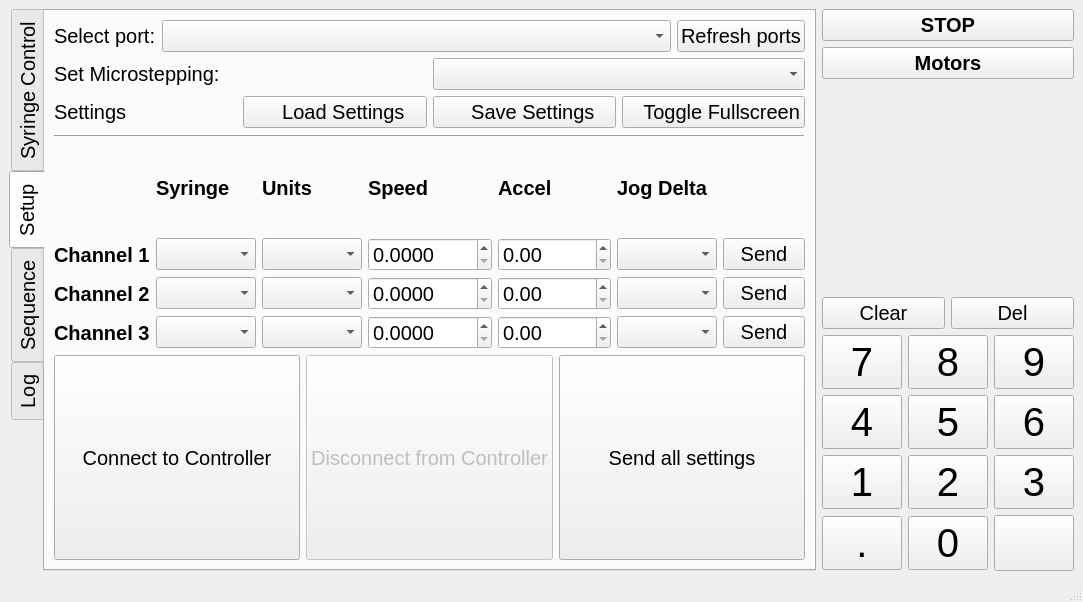
First picture: the form in SOFTWARE/poseidon_controller_gui.ui, repository finnock/poseidon, before the edit.
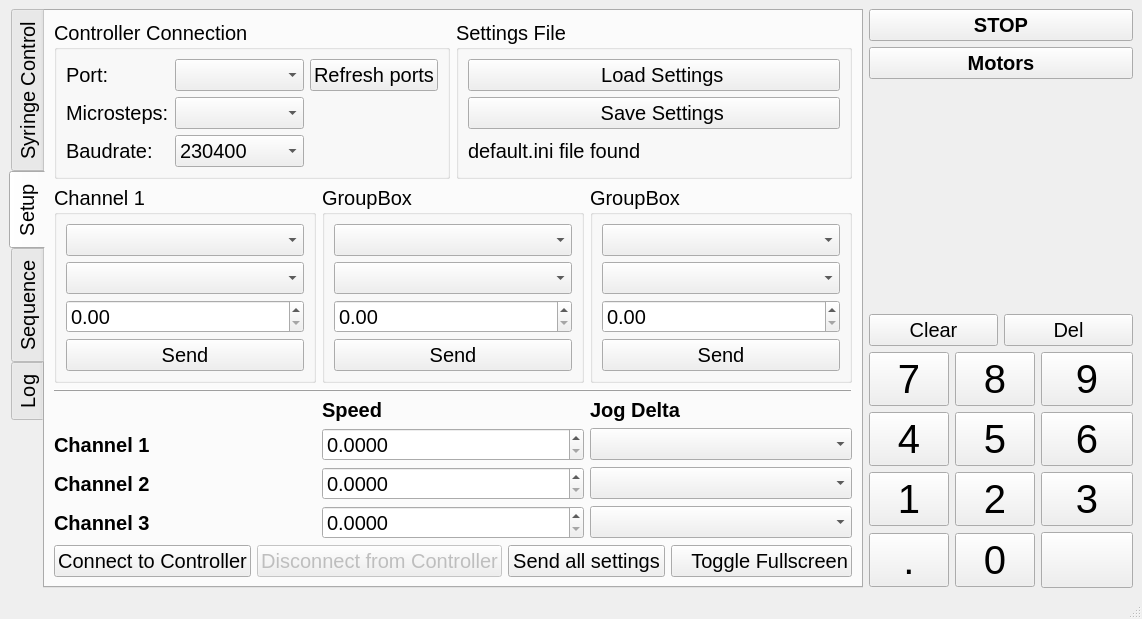
Second picture: the form after the edit. Icons and pictures are not drawn.

Patch:
```diff
--- a/SOFTWARE/poseidon_controller_gui.ui
+++ b/SOFTWARE/poseidon_controller_gui.ui
@@ -6,8 +6,8 @@
    <rect>
     <x>0</x>
     <y>0</y>
-    <width>1053</width>
-    <height>591</height>
+    <width>1142</width>
+    <height>605</height>
    </rect>
   </property>
   <property name="windowTitle">
@@ -852,105 +852,214 @@
         <item>
          <layout class="QHBoxLayout" name="horizontalLayout_2">
           <item>
-           <widget class="QLabel" name="label_7">
-            <property name="sizePolicy">
-             <sizepolicy hsizetype="Maximum" vsizetype="Preferred">
-              <horstretch>0</horstretch>
-              <verstretch>0</verstretch>
-             </sizepolicy>
+           <widget class="QGroupBox" name="groupBox">
+            <property name="title">
+             <string>Controller Connection</string>
             </property>
-            <property name="font">
-             <font>
-              <pointsize>15</pointsize>
-             </font>
-            </property>
-            <property name="text">
-             <string>Select port:</string>
-            </property>
+            <layout class="QHBoxLayout" name="horizontalLayout_24">
+             <item>
+              <layout class="QGridLayout" name="gridLayout_4">
+               <item row="0" column="2">
+                <widget class="QPushButton" name="refresh_ports_BTN">
+                 <property name="sizePolicy">
+                  <sizepolicy hsizetype="Maximum" vsizetype="Fixed">
+                   <horstretch>0</horstretch>
+                   <verstretch>0</verstretch>
+                  </sizepolicy>
+                 </property>
+                 <property name="text">
+                  <string>Refresh ports</string>
+                 </property>
+                </widget>
+               </item>
+               <item row="1" column="1">
+                <widget class="QComboBox" name="microstepping_DROPDOWN"/>
+               </item>
+               <item row="1" column="0">
+                <widget class="QLabel" name="label_5">
+                 <property name="font">
+                  <font>
+                   <pointsize>15</pointsize>
+                  </font>
+                 </property>
+                 <property name="text">
+                  <string>Microsteps:</string>
+                 </property>
+                </widget>
+               </item>
+               <item row="0" column="0">
+                <widget class="QLabel" name="label_7">
+                 <property name="sizePolicy">
+                  <sizepolicy hsizetype="Maximum" vsizetype="Preferred">
+                   <horstretch>0</horstretch>
+                   <verstretch>0</verstretch>
+                  </sizepolicy>
+                 </property>
+                 <property name="font">
+                  <font>
+                   <pointsize>15</pointsize>
+                  </font>
+                 </property>
+                 <property name="text">
+                  <string>Port:</string>
+                 </property>
+                </widget>
+               </item>
+               <item row="0" column="1">
+                <widget class="QComboBox" name="port_DROPDOWN"/>
+               </item>
+               <item row="2" column="0">
+                <widget class="QLabel" name="label_8">
+                 <property name="text">
+                  <string>Baudrate:</string>
+                 </property>
+                </widget>
+               </item>
+               <item row="2" column="1">
+                <widget class="QComboBox" name="comboBox">
+                 <item>
+                  <property name="text">
+                   <string>230400</string>
+                  </property>
+                 </item>
+                </widget>
+               </item>
+              </layout>
+             </item>
+            </layout>
            </widget>
           </item>
           <item>
-           <widget class="QComboBox" name="port_DROPDOWN"/>
-          </item>
-          <item>
-           <widget class="QPushButton" name="refresh_ports_BTN">
-            <property name="sizePolicy">
-             <sizepolicy hsizetype="Maximum" vsizetype="Fixed">
-              <horstretch>0</horstretch>
-              <verstretch>0</verstretch>
-             </sizepolicy>
+           <widget class="QGroupBox" name="groupBox_2">
+            <property name="title">
+             <string>Settings File</string>
             </property>
-            <property name="text">
-             <string>Refresh ports</string>
-            </property>
+            <layout class="QHBoxLayout" name="horizontalLayout_17">
+             <item>
+              <layout class="QGridLayout" name="gridLayout_5">
+               <item row="0" column="0">
+                <widget class="QPushButton" name="load_settings_BTN_2">
+                 <property name="text">
+                  <string>   Load Settings</string>
+                 </property>
+                 <property name="icon">
+                  <iconset>
+                   <normaloff>icons/disc white.png</normaloff>icons/disc white.png</iconset>
+                 </property>
+                </widget>
+               </item>
+               <item row="1" column="0">
+                <widget class="QPushButton" name="save_settings_BTN_2">
+                 <property name="text">
+                  <string>   Save Settings</string>
+                 </property>
+                 <property name="icon">
+                  <iconset>
+                   <normaloff>icons/disc black.png</normaloff>icons/disc black.png</iconset>
+                 </property>
+                </widget>
+               </item>
+               <item row="2" column="0">
+                <widget class="QLabel" name="label_6">
+                 <property name="text">
+                  <string>default.ini file found</string>
+                 </property>
+                </widget>
+               </item>
+              </layout>
+             </item>
+            </layout>
            </widget>
           </item>
          </layout>
         </item>
         <item>
-         <layout class="QHBoxLayout" name="horizontalLayout_17">
+         <layout class="QHBoxLayout" name="horizontalLayout_27">
           <item>
-           <widget class="QLabel" name="label_5">
-            <property name="font">
-             <font>
-              <pointsize>15</pointsize>
-             </font>
+           <widget class="QGroupBox" name="groupBox_6">
+            <property name="title">
+             <string>Channel 1</string>
             </property>
-            <property name="text">
-             <string>Set Microstepping:</string>
-            </property>
+            <layout class="QVBoxLayout" name="verticalLayout_6">
+             <item>
+              <widget class="QComboBox" name="p1_syringe_DROPDOWN"/>
+             </item>
+             <item>
+              <widget class="QComboBox" name="p1_units_DROPDOWN"/>
+             </item>
+             <item>
+              <widget class="QDoubleSpinBox" name="p1_accel_INPUT">
+               <property name="maximum">
+                <double>99999.990000000005239</double>
+               </property>
+              </widget>
+             </item>
+             <item>
+              <widget class="QPushButton" name="p1_setup_send_BTN">
+               <property name="text">
+                <string>Send</string>
+               </property>
+              </widget>
+             </item>
+            </layout>
            </widget>
           </item>
           <item>
-           <widget class="QComboBox" name="microstepping_DROPDOWN"/>
-          </item>
-         </layout>
-        </item>
-        <item>
-         <layout class="QHBoxLayout" name="horizontalLayout_5">
-          <item>
-           <widget class="QLabel" name="label_6">
-            <property name="font">
-             <font>
-              <pointsize>15</pointsize>
-             </font>
+           <widget class="QGroupBox" name="groupBox_8">
+            <property name="title">
+             <string>GroupBox</string>
             </property>
-            <property name="text">
-             <string>Settings</string>
-            </property>
+            <layout class="QVBoxLayout" name="verticalLayout_7">
+             <item>
+              <widget class="QComboBox" name="p2_syringe_DROPDOWN"/>
+             </item>
+             <item>
+              <widget class="QComboBox" name="p2_units_DROPDOWN"/>
+             </item>
+             <item>
+              <widget class="QDoubleSpinBox" name="p2_accel_INPUT">
+               <property name="maximum">
+                <double>99999.990000000005239</double>
+               </property>
+              </widget>
+             </item>
+             <item>
+              <widget class="QPushButton" name="p2_setup_send_BTN">
+               <property name="text">
+                <string>Send</string>
+               </property>
+              </widget>
+             </item>
+            </layout>
            </widget>
           </item>
           <item>
-           <widget class="QPushButton" name="load_settings_BTN_2">
-            <property name="text">
-             <string>   Load Settings</string>
+           <widget class="QGroupBox" name="groupBox_7">
+            <property name="title">
+             <string>GroupBox</string>
             </property>
-            <property name="icon">
-             <iconset>
-              <normaloff>icons/disc white.png</normaloff>icons/disc white.png</iconset>
-            </property>
-           </widget>
-          </item>
-          <item>
-           <widget class="QPushButton" name="save_settings_BTN_2">
-            <property name="text">
-             <string>   Save Settings</string>
-            </property>
-            <property name="icon">
-             <iconset>
-              <normaloff>icons/disc black.png</normaloff>icons/disc black.png</iconset>
-            </property>
-           </widget>
-          </item>
-          <item>
-           <widget class="QPushButton" name="toggle_fullscreen_BTN">
-            <property name="text">
-             <string>   Toggle Fullscreen</string>
-            </property>
-            <property name="icon">
-             <iconset>
-              <normaloff>icons/fullscreen.png</normaloff>icons/fullscreen.png</iconset>
-            </property>
+            <layout class="QVBoxLayout" name="verticalLayout_8">
+             <item>
+              <widget class="QComboBox" name="p3_syringe_DROPDOWN"/>
+             </item>
+             <item>
+              <widget class="QComboBox" name="p3_units_DROPDOWN"/>
+             </item>
+             <item>
+              <widget class="QDoubleSpinBox" name="p3_accel_INPUT">
+               <property name="maximum">
+                <double>99999.990000000005239</double>
+               </property>
+              </widget>
+             </item>
+             <item>
+              <widget class="QPushButton" name="p3_setup_send_BTN">
+               <property name="text">
+                <string>Send</string>
+               </property>
+              </widget>
+             </item>
+            </layout>
            </widget>
           </item>
          </layout>
@@ -969,33 +1078,6 @@
          <layout class="QVBoxLayout" name="verticalLayout_13">
           <item>
            <layout class="QGridLayout" name="gridLayout">
-            <item row="3" column="2">
-             <widget class="QComboBox" name="p3_units_DROPDOWN"/>
-            </item>
-            <item row="2" column="2">
-             <widget class="QComboBox" name="p2_units_DROPDOWN"/>
-            </item>
-            <item row="2" column="4">
-             <widget class="QDoubleSpinBox" name="p2_accel_INPUT">
-              <property name="maximum">
-               <double>99999.990000000005239</double>
-              </property>
-             </widget>
-            </item>
-            <item row="0" column="4">
-             <widget class="QLabel" name="label_19">
-              <property name="font">
-               <font>
-                <pointsize>15</pointsize>
-                <weight>75</weight>
-                <bold>true</bold>
-               </font>
-              </property>
-              <property name="text">
-               <string>Accel</string>
-              </property>
-             </widget>
-            </item>
             <item row="1" column="3">
              <widget class="QDoubleSpinBox" name="p1_speed_INPUT">
               <property name="decimals">
@@ -1006,86 +1088,11 @@
               </property>
              </widget>
             </item>
-            <item row="2" column="1">
-             <widget class="QComboBox" name="p2_syringe_DROPDOWN"/>
+            <item row="3" column="5">
+             <widget class="QComboBox" name="p3_setup_jog_delta_INPUT"/>
             </item>
-            <item row="2" column="3">
-             <widget class="QDoubleSpinBox" name="p2_speed_INPUT">
-              <property name="decimals">
-               <number>4</number>
-              </property>
-              <property name="maximum">
-               <double>9999.998999999999796</double>
-              </property>
-             </widget>
-            </item>
-            <item row="1" column="4">
-             <widget class="QDoubleSpinBox" name="p1_accel_INPUT">
-              <property name="maximum">
-               <double>99999.990000000005239</double>
-              </property>
-             </widget>
-            </item>
-            <item row="3" column="1">
-             <widget class="QComboBox" name="p3_syringe_DROPDOWN"/>
-            </item>
-            <item row="3" column="3">
-             <widget class="QDoubleSpinBox" name="p3_speed_INPUT">
-              <property name="decimals">
-               <number>4</number>
-              </property>
-              <property name="maximum">
-               <double>9999.998999999999796</double>
-              </property>
-             </widget>
-            </item>
-            <item row="1" column="2">
-             <widget class="QComboBox" name="p1_units_DROPDOWN"/>
-            </item>
-            <item row="1" column="1">
-             <widget class="QComboBox" name="p1_syringe_DROPDOWN"/>
-            </item>
-            <item row="0" column="1">
-             <widget class="QLabel" name="label_16">
-              <property name="font">
-               <font>
-                <pointsize>15</pointsize>
-                <weight>75</weight>
-                <bold>true</bold>
-               </font>
-              </property>
-              <property name="text">
-               <string>Syringe</string>
-              </property>
-             </widget>
-            </item>
-            <item row="0" column="5">
-             <widget class="QLabel" name="label_20">
-              <property name="font">
-               <font>
-                <pointsize>15</pointsize>
-                <weight>75</weight>
-                <bold>true</bold>
-               </font>
-              </property>
-              <property name="text">
-               <string>Jog Delta</string>
-              </property>
-             </widget>
-            </item>
-            <item row="1" column="0">
-             <widget class="QLabel" name="label_2">
-              <property name="font">
-               <font>
-                <pointsize>15</pointsize>
-                <weight>75</weight>
-                <bold>true</bold>
-               </font>
-              </property>
-              <property name="text">
-               <string>Channel 1</string>
-              </property>
-             </widget>
+            <item row="2" column="5">
+             <widget class="QComboBox" name="p2_setup_jog_delta_INPUT"/>
             </item>
             <item row="2" column="0">
              <widget class="QLabel" name="label_3">
@@ -1115,26 +1122,8 @@
               </property>
              </widget>
             </item>
-            <item row="0" column="2">
-             <widget class="QLabel" name="label_17">
-              <property name="font">
-               <font>
-                <pointsize>15</pointsize>
-                <weight>75</weight>
-                <bold>true</bold>
-               </font>
-              </property>
-              <property name="text">
-               <string>Units</string>
-              </property>
-             </widget>
-            </item>
-            <item row="3" column="4">
-             <widget class="QDoubleSpinBox" name="p3_accel_INPUT">
-              <property name="maximum">
-               <double>99999.990000000005239</double>
-              </property>
-             </widget>
+            <item row="1" column="5">
+             <widget class="QComboBox" name="p1_setup_jog_delta_INPUT"/>
             </item>
             <item row="3" column="0">
              <widget class="QLabel" name="label_4">
@@ -1150,35 +1139,53 @@
               </property>
              </widget>
             </item>
-            <item row="1" column="6">
-             <widget class="QPushButton" name="p1_setup_send_BTN">
-              <property name="text">
-               <string>Send</string>
+            <item row="3" column="3">
+             <widget class="QDoubleSpinBox" name="p3_speed_INPUT">
+              <property name="decimals">
+               <number>4</number>
               </property>
+              <property name="maximum">
+               <double>9999.998999999999796</double>
+              </property>
              </widget>
             </item>
-            <item row="2" column="6">
-             <widget class="QPushButton" name="p2_setup_send_BTN">
-              <property name="text">
-               <string>Send</string>
+            <item row="2" column="3">
+             <widget class="QDoubleSpinBox" name="p2_speed_INPUT">
+              <property name="decimals">
+               <number>4</number>
               </property>
+              <property name="maximum">
+               <double>9999.998999999999796</double>
+              </property>
              </widget>
             </item>
-            <item row="3" column="6">
-             <widget class="QPushButton" name="p3_setup_send_BTN">
+            <item row="0" column="5">
+             <widget class="QLabel" name="label_20">
+              <property name="font">
+               <font>
+                <pointsize>15</pointsize>
+                <weight>75</weight>
+                <bold>true</bold>
+               </font>
+              </property>
               <property name="text">
-               <string>Send</string>
+               <string>Jog Delta</string>
               </property>
              </widget>
             </item>
-            <item row="1" column="5">
-             <widget class="QComboBox" name="p1_setup_jog_delta_INPUT"/>
-            </item>
-            <item row="2" column="5">
-             <widget class="QComboBox" name="p2_setup_jog_delta_INPUT"/>
-            </item>
-            <item row="3" column="5">
-             <widget class="QComboBox" name="p3_setup_jog_delta_INPUT"/>
+            <item row="1" column="0">
+             <widget class="QLabel" name="label_2">
+              <property name="font">
+               <font>
+                <pointsize>15</pointsize>
+                <weight>75</weight>
+                <bold>true</bold>
+               </font>
+              </property>
+              <property name="text">
+               <string>Channel 1</string>
+              </property>
+             </widget>
             </item>
            </layout>
           </item>
@@ -1229,6 +1236,17 @@
               </property>
              </widget>
             </item>
+            <item>
+             <widget class="QPushButton" name="toggle_fullscreen_BTN">
+              <property name="text">
+               <string>   Toggle Fullscreen</string>
+              </property>
+              <property name="icon">
+               <iconset>
+                <normaloff>../../../.designer/backup/icons/fullscreen.png</normaloff>../../../.designer/backup/icons/fullscreen.png</iconset>
+              </property>
+             </widget>
+            </item>
            </layout>
           </item>
          </layout>
@@ -2547,7 +2565,7 @@
         <item>
          <widget class="QPlainTextEdit" name="log_text_edit">
           <property name="documentTitle">
-           <string>Log</string>
+           <string/>
           </property>
           <property name="readOnly">
            <bool>true</bool>
@@ -2608,8 +2626,8 @@
         </property>
         <property name="icon">
          <iconset>
-          <normaloff>icons/motors_disabled.png</normaloff>
-          <normalon>icons/motors_enabled.png</normalon>icons/motors_disabled.png</iconset>
+          <normaloff>../../../.designer/backup/icons/motors_disabled.png</normaloff>
+          <normalon>../../../.designer/backup/icons/motors_enabled.png</normalon>../../../.designer/backup/icons/motors_disabled.png</iconset>
         </property>
         <property name="iconSize">
          <size>
@@ -2670,7 +2688,7 @@
           </property>
           <property name="icon">
            <iconset>
-            <normaloff>icons/backspace.png</normaloff>icons/backspace.png</iconset>
+            <normaloff>../../../.designer/backup/icons/backspace.png</normaloff>../../../.designer/backup/icons/backspace.png</iconset>
           </property>
           <property name="iconSize">
            <size>
@@ -3099,7 +3117,7 @@
           </property>
           <property name="icon">
            <iconset>
-            <normaloff>icons/enter.png</normaloff>icons/enter.png</iconset>
+            <normaloff>../../../.designer/backup/icons/enter.png</normaloff>../../../.designer/backup/icons/enter.png</iconset>
           </property>
           <property name="iconSize">
            <size>
```
